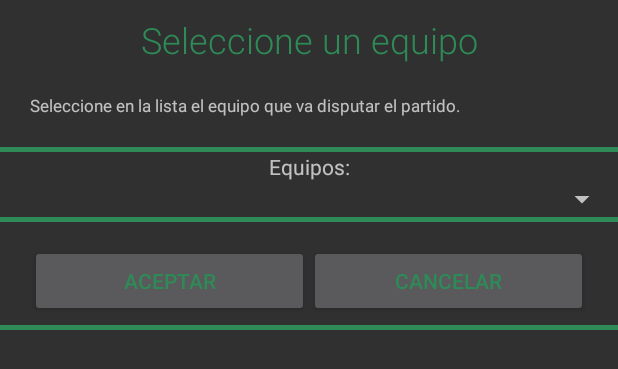
After one commit to adolfopalma/Teammanager, an Android app: the layout layout_list_equipo.xml on its own in the app's theme, with its tools: preview values and no code run, on a phone screen of 412 x 824 dp. The commit adds this screen. Shown: the top 369 px of the screen. Run offline under Robolectric (Android 15) with nearby library versions, the phone set to English and light mode, and no system bars.

Commit message:
15:36 desde megasur

```diff
--- a/app/src/main/java/com/example/oscar/teammanager/GestionEquipo.java
+++ b/app/src/main/java/com/example/oscar/teammanager/GestionEquipo.java
@@ -406,6 +406,10 @@ public class GestionEquipo extends AppCompatActivity {
                         parametrosPost.put("ins_sql", "INSERT INTO componente_peña(CodigoJug, CodPeña) VALUES (" + "'" + arraJugadores.get(0).getCorreo().toString() + "'" + "," + "'" + id + "')");
                         jsonObject = devuelveJSON.sendInsert(url_insert, parametrosPost);
 
+                        HashMap<String, String> parametrosPost2 = new HashMap<>();
+                        parametrosPost2.put("ins_sql", "INSERT INTO estadisticas(CodigoJug, Goles, TarjetaAmarilla, TarjetaRoja, CodPeña) VALUES (" + "'"+correoAdd+"'"+ ",0,0,0," +id+");");
+                        jsonObject = devuelveJSON.sendInsert(url_insert, parametrosPost2);
+
                     } else {
                         System.out.println("Error al obtener datos JSON");
                         Snackbar.make(findViewById(android.R.id.content), "Este usuario no está aún resgistrado en la aplicación", Snackbar.LENGTH_LONG).show();
--- a/app/src/main/java/com/example/oscar/teammanager/LoginActivity.java
+++ b/app/src/main/java/com/example/oscar/teammanager/LoginActivity.java
@@ -164,7 +164,7 @@ public class LoginActivity extends AppCompatActivity{
                     }
                 }
             } else {
-                Snackbar.make(findViewById(android.R.id.content), "Usuario o contraseña incorrectos  ", Snackbar.LENGTH_LONG).show();;
+                Snackbar.make(findViewById(android.R.id.content), "Error de conexion  ", Snackbar.LENGTH_LONG).show();;
             }
 
         }
--- a/app/src/main/java/com/example/oscar/teammanager/NuevoGrupoActivity.java
+++ b/app/src/main/java/com/example/oscar/teammanager/NuevoGrupoActivity.java
@@ -373,6 +373,12 @@ public class NuevoGrupoActivity extends AppCompatActivity{
                         parametrosPost3.put("ins_sql", "INSERT INTO administrador(CodAdministrador, CodPeña) VALUES (" + "'" + correoUsuario + "'" + "," + cod + ")");
                         devuelveJSON.sendInsert(url_insert, parametrosPost3);
 
+                        //inserto en la tabla administrador el administrador y peña
+                        HashMap<String, String> parametrosPost4 = new HashMap<>();
+                        parametrosPost4.put("ins_sql", "INSERT INTO estadisticas(CodigoJug, Goles, TarjetaAmarilla, TarjetaRoja, CodPeña) VALUES (" + "'"+correoUsuario+"'"+ ",0,0,0," +cod+");");
+                        System.out.println("---------------"+url_insert+parametrosPost4);
+                        devuelveJSON.sendInsert(url_insert, parametrosPost4);
+
                     } catch (JSONException e) {
                         e.printStackTrace();
                     }
--- a/app/src/main/java/com/example/oscar/teammanager/Utils/GlobalParams.java
+++ b/app/src/main/java/com/example/oscar/teammanager/Utils/GlobalParams.java
@@ -11,6 +11,7 @@ public class GlobalParams {
     public static String MarcadorOscuro = "";
     public static String MarcadorClaro = "";
 
-
+    //Datos peña en partido
+    public static int codPeña = 0;
 
 }
--- /dev/null
+++ b/app/src/main/res/layout/layout_list_equipo.xml
@@ -0,0 +1,109 @@
+<?xml version="1.0" encoding="utf-8"?>
+<LinearLayout xmlns:android="http://schemas.android.com/apk/res/android"
+    android:layout_width="match_parent"
+    android:layout_height="wrap_content"
+    android:orientation="vertical">
+
+    <TextView
+        android:id="@+id/textView7"
+        android:layout_width="match_parent"
+        android:layout_height="wrap_content"
+        android:layout_marginTop="10dp"
+        android:layout_weight="1"
+        android:fontFamily="sans-serif-light"
+        android:gravity="center"
+        android:text="Seleccione un equipo"
+        android:textColor="@color/colorPrimary"
+        android:textSize="24sp" />
+
+    <TextView
+        android:id="@+id/textView11"
+        android:layout_width="match_parent"
+        android:layout_height="match_parent"
+        android:layout_gravity="center_vertical"
+        android:layout_margin="20dp"
+        android:layout_weight="1"
+        android:text="@string/text_seleccionar_peña"
+        android:textSize="11dip" />
+
+    <View
+        android:id="@+id/view8"
+        android:layout_width="match_parent"
+        android:layout_height="3dip"
+        android:layout_weight="1"
+        android:background="@color/colorPrimary" />
+
+    <LinearLayout
+        android:layout_width="match_parent"
+        android:layout_height="match_parent"
+        android:layout_weight="1"
+        android:orientation="horizontal">
+
+        <LinearLayout
+            android:layout_width="match_parent"
+            android:layout_height="match_parent"
+            android:layout_weight="1"
+            android:orientation="vertical">
+
+            <TextView
+                android:id="@+id/textView12"
+                android:layout_width="match_parent"
+                android:layout_height="wrap_content"
+                android:layout_weight="1"
+                android:gravity="center"
+                android:text="Equipos:" />
+
+            <Spinner
+                android:id="@+id/spinner"
+                android:layout_width="match_parent"
+                android:layout_height="wrap_content"
+                android:layout_weight="1" />
+
+            <View
+                android:id="@+id/view2"
+                android:layout_width="match_parent"
+                android:layout_height="3dip"
+                android:layout_weight="1"
+                android:background="@color/colorPrimary" />
+        </LinearLayout>
+
+    </LinearLayout>
+
+    <LinearLayout
+        android:layout_width="match_parent"
+        android:layout_height="match_parent"
+        android:layout_marginLeft="20dp"
+        android:layout_marginRight="20dp"
+        android:layout_weight="1"
+        android:orientation="horizontal">
+
+        <Button
+            android:id="@+id/bAceptar"
+            android:layout_width="match_parent"
+            android:layout_height="wrap_content"
+            android:layout_marginBottom="5dip"
+            android:layout_marginTop="15dip"
+            android:layout_weight="1"
+            android:text="Aceptar"
+            android:textColor="@color/colorPrimary" />
+
+        <Button
+            android:id="@+id/bCancelar"
+            android:layout_width="match_parent"
+            android:layout_height="wrap_content"
+            android:layout_marginBottom="5dip"
+            android:layout_marginTop="15dip"
+            android:layout_weight="1"
+            android:text="Cancelar"
+            android:textColor="@color/colorPrimary" />
+
+    </LinearLayout>
+
+    <View
+        android:id="@+id/view7"
+        android:layout_width="match_parent"
+        android:layout_height="3dip"
+        android:layout_weight="1"
+        android:background="@color/colorPrimary" />
+
+</LinearLayout>
--- a/app/src/main/res/values/strings.xml
+++ b/app/src/main/res/values/strings.xml
@@ -105,5 +105,6 @@
     <string name="msj_desconectar">¿Está seguro que quiere cerrar sesion?</string>
     <string name="title_activity_gestion_equipo">Gestion de equipo</string>
     <string name="text_añadir_jugador">Inserte el correo del jugador que quiera añadir.\nRecuerde que el correo debe estar registrado para poder añadirlo al equipo.</string>
+    <string name="text_seleccionar_peña">Seleccione en la lista el equipo que va disputar el partido.</string>
     <string name="title_activity_partido">PartidoActivity</string>
 </resources>
```
Also changed, not shown: app/src/main/java/com/example/oscar/teammanager/Adaptadores/Adapter_list_claros.java (+116 -0 lines), app/src/main/java/com/example/oscar/teammanager/PartidoActivity.java (+123 -3 lines).
